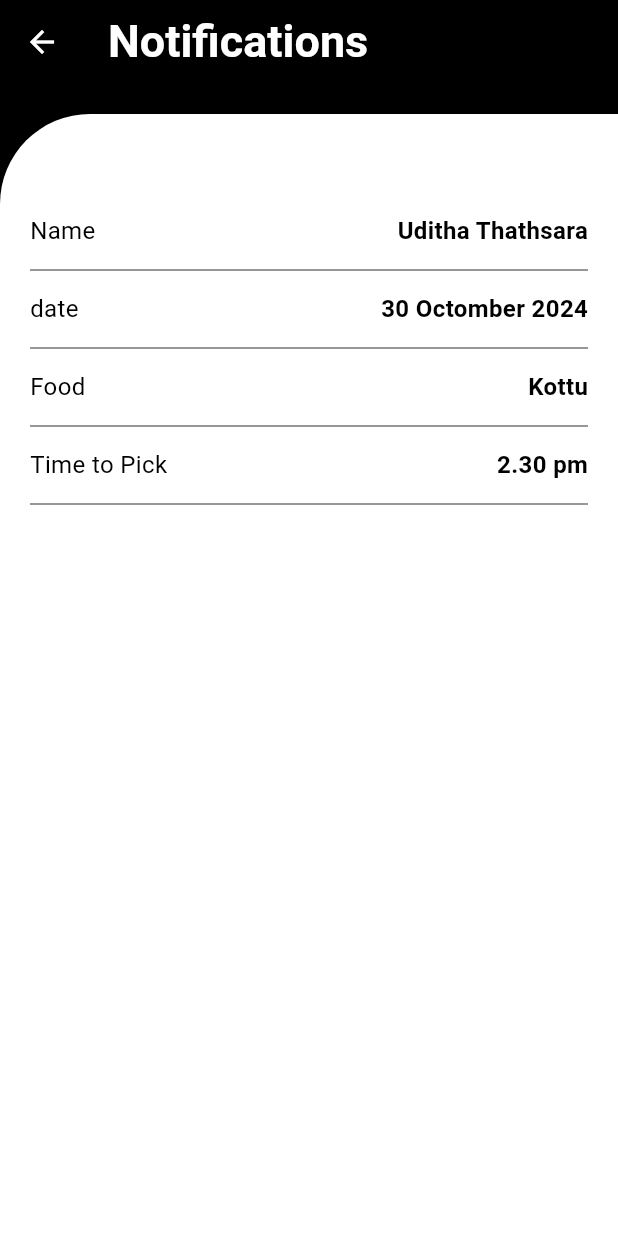
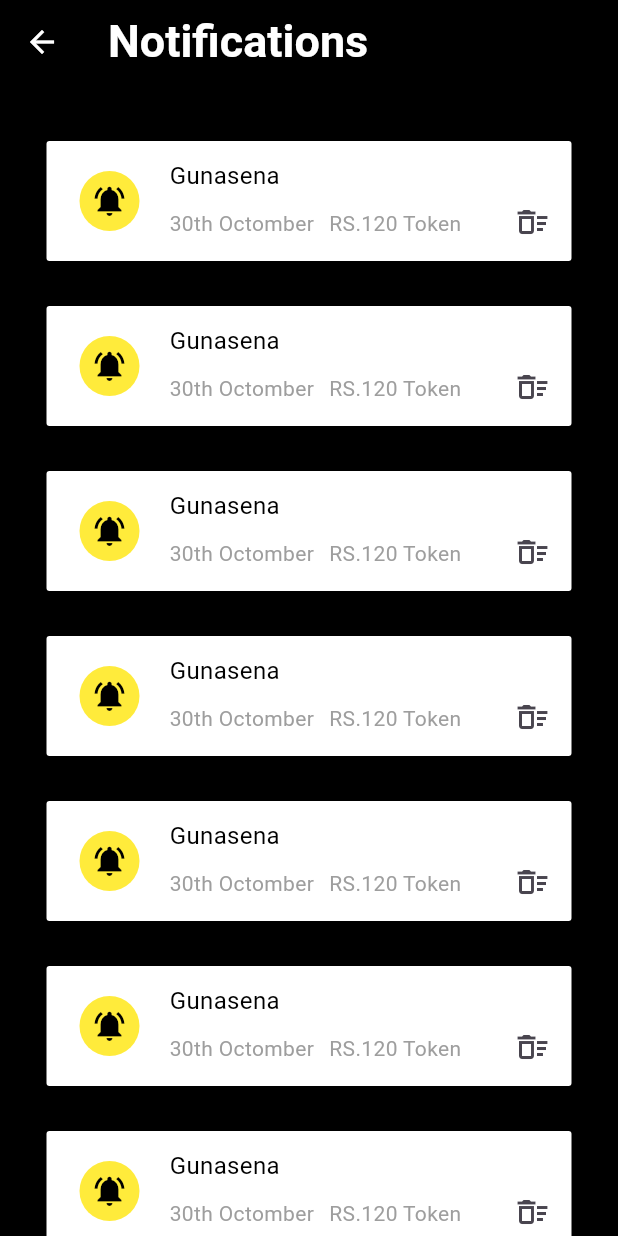
Before and after one commit to malith-kavi/canto, a Flutter app: the NotificationScreen screen opened directly, on a phone screen of 412 x 824 dp. Run offline on Flutter 3.47's test engine with Material 3 defaults, Android fonts, the phone set to English and light mode, and no system bars.

Commit message:
Update notification_screen.dart

```diff
--- a/lib/screens/notification_screen.dart
+++ b/lib/screens/notification_screen.dart
@@ -9,102 +9,46 @@ class NotificationScreen extends StatelessWidget {
 
   @override
   Widget build(BuildContext context) {
+
     return Scaffold(
       appBar: AppBar(
         leading: IconButton(
           icon:Icon(Icons.arrow_back,color: Colors.white,),
           onPressed: (){},
         ),
-        title: Text('Notifications',style: TextStyle(fontSize: 30,fontWeight: FontWeight.bold,color: Colors.white),
+        title: const Text(
+          'Notifications',
+          style: TextStyle(fontSize: 30,fontWeight: FontWeight.bold,color: Colors.white),
         ),
       backgroundColor: Colors.black,
       ),
-      backgroundColor: const Color.fromARGB(255, 0, 0, 0),
+      backgroundColor: Colors.black,
       body: SafeArea(
-        child: Column(
-          crossAxisAlignment: CrossAxisAlignment.start,
-          children: [
-            Container(
-              height: 20,
-              color: Colors.black,
-            ),
-            Expanded(
-              flex: 2,
-              child: Container(
-                padding: const EdgeInsets.symmetric(horizontal: 20, vertical: 20),
-                decoration: const BoxDecoration(
-                  color: Colors.white,
-                  borderRadius: BorderRadius.only(
-                    topLeft: Radius.circular(60),
-                  ),
-                ),
-                child: SingleChildScrollView(
-                  child: Column(
-                    crossAxisAlignment: CrossAxisAlignment.center,
-                    children: [
-                      SizedBox(height: 50,),
-                      Row(
-                        mainAxisAlignment: MainAxisAlignment.start,
-                        children: [
-                          Text('Name',style: BodyText4,),
-                          Spacer(),
-                          Text('Uditha Thathsara',style: BodyText5,),
-                        ],
-                      ),
-                      SizedBox(height: 10,),
-                      Divider(
-                      color: Colors.black54,
-                      thickness: 1,
-                      ),
-                      SizedBox(height: 10,),
-                      Row(
-                        mainAxisAlignment: MainAxisAlignment.start,
-                        children: [
-                          Text('date',style: BodyText4,),
-                          Spacer(),
-                          Text('30 Octomber 2024',style: BodyText5,),
-                        ],
-                      ),
-                      SizedBox(height: 10,),
-                      Divider(
-                      color: Colors.black54,
-                      thickness: 1,
-                      ),
-                      SizedBox(height: 10,),
-                      Row(
-                        mainAxisAlignment: MainAxisAlignment.start,
-                        children: [
-                          Text('Food',style: BodyText4,),
-                          Spacer(),
-                          Text('Kottu',style: BodyText5,),
-                        ],
-                      ),
-                      SizedBox(height: 10,),
-                      Divider(
-                      color: Colors.black54,
-                      thickness: 1,
-                      ),
-                      SizedBox(height: 10,),
-                      Row(
-                        mainAxisAlignment: MainAxisAlignment.start,
-                        children: [
-                          Text('Time to Pick',style: BodyText4,),
-                          Spacer(),
-                          Text('2.30 pm',style: BodyText5,),
-                        ],
-                      ),
-                      SizedBox(height: 10,),
-                      Divider(
-                      color: Colors.black54,
-                      thickness: 1,
-                      ),
-                      SizedBox(height: 10,),
-                    ],
-                  ),
-                )
+        child: SingleChildScrollView(
+          child: Center(
+            child: Padding(
+              padding: const EdgeInsets.all(8.0),
+              child: Column(
+                mainAxisAlignment: MainAxisAlignment.start,
+                children: [
+                  SizedBox(height: 30,),
+                  NotificationCard(name: "Gunasena", price: "120", date: "30th Octomber"),
+                  SizedBox(height: 30,),
+                  NotificationCard(name: "Gunasena", price: "120", date: "30th Octomber"),
+                  SizedBox(height: 30,),
+                  NotificationCard(name: "Gunasena", price: "120", date: "30th Octomber"),
+                  SizedBox(height: 30,),
+                  NotificationCard(name: "Gunasena", price: "120", date: "30th Octomber"),
+                  SizedBox(height: 30,),
+                  NotificationCard(name: "Gunasena", price: "120", date: "30th Octomber"),
+                  SizedBox(height: 30,),
+                  NotificationCard(name: "Gunasena", price: "120", date: "30th Octomber"),
+                  SizedBox(height: 30,),
+                  NotificationCard(name: "Gunasena", price: "120", date: "30th Octomber"),
+                ],
               ),
             ),
-          ],
+          )
         ),
       ),
     );
```
